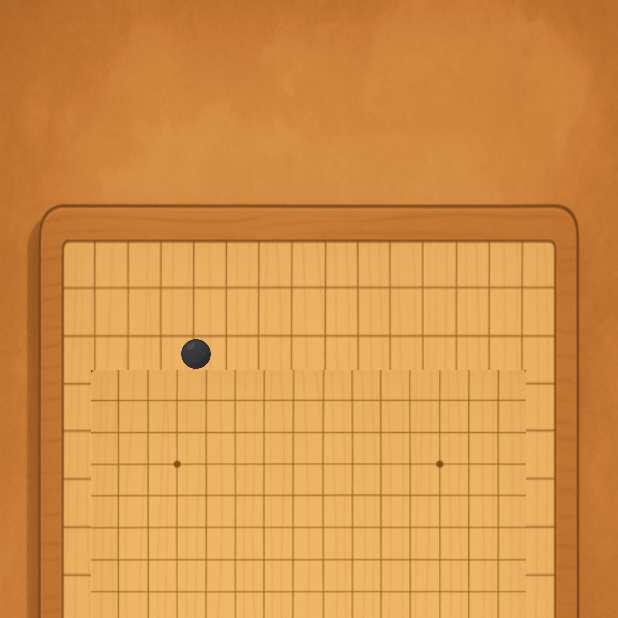
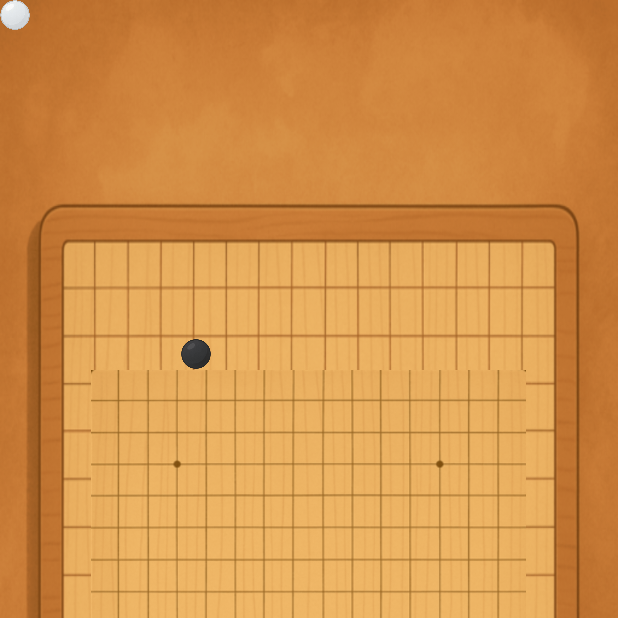
Before and after one commit to hanni01/gomoku_game, an Android app: the GameActivity screen opened directly, with no data from a screen before it, on a phone screen of 412 x 824 dp, the top half of it. Run offline under Robolectric (Android 15) with nearby library versions, the phone set to English and light mode, and no system bars; 4 statements that could not run were skipped.

Commit message:
Feat: 흰색 돌 ImageView 추가

```diff
--- a/app/src/main/res/layout/activity_game.xml
+++ b/app/src/main/res/layout/activity_game.xml
@@ -8,6 +8,7 @@
     tools:context=".GameActivity">
 
     <!-- 오목판 배경 -->
+
     <ImageView
         android:id="@+id/imageView"
         android:layout_width="match_parent"
@@ -35,6 +36,15 @@
         android:translationX="0dp"
         android:translationY="0dp" />
 
+    <ImageView
+        android:id="@+id/imageView1"
+        android:layout_width="20dp"
+        android:layout_height="20dp"
+        android:layout_gravity="top|start"
+        android:src="@drawable/white_stone"
+        android:translationX="0dp"
+        android:translationY="0dp" />
+
     <!--    <com.example.jni_mosysf.DrawGridView
             android:id="@+id/gridView"
             android:layout_width="290dp"
```
Lines whose indentation alone changed are shown as unchanged.
